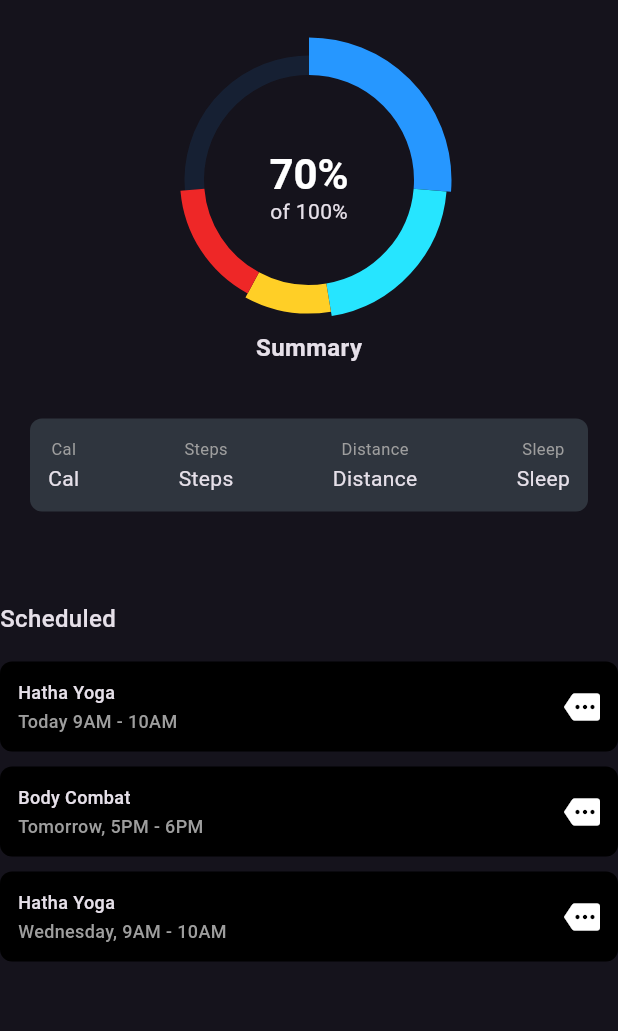
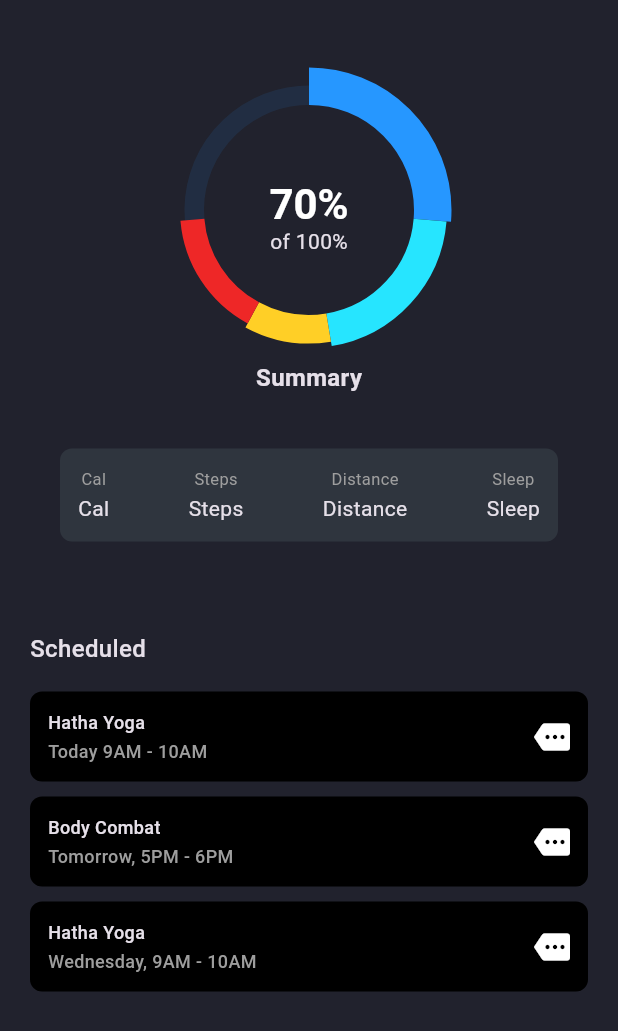
Before and after one commit to romelt777/fitness_dashboard_ui, a Flutter app: the SummaryWidget widget shown alone on an empty page, opened directly, on a phone screen of 412 x 824 dp. Shown: the top 1031 px of the screen. Run offline on Flutter 3.47's test engine with Material 3 defaults, Android fonts, the phone set to English and light mode, and no system bars; drawn by our look-alikes of fl_chart.

Commit message:
changed spacing for summary

```diff
--- a/lib/widgets/summary_widget.dart
+++ b/lib/widgets/summary_widget.dart
@@ -1,3 +1,4 @@
+import 'package:fitness_dashboard_ui/const/constant.dart';
 import 'package:fitness_dashboard_ui/widgets/pie_chart_widget.dart';
 import 'package:fitness_dashboard_ui/widgets/scheduled_widget.dart';
 import 'package:fitness_dashboard_ui/widgets/summary_details_widget.dart';
@@ -9,6 +10,11 @@ class SummaryWidget extends StatelessWidget {
   @override
   Widget build(BuildContext context) {
     return Container(
+      decoration: const BoxDecoration(
+        color: cardBackgroundColor
+      ),
+      child: Padding(
+        padding: const EdgeInsets.all(20.0),
         child: Column(
           children: [
             SizedBox(height: 20),
@@ -28,6 +34,7 @@ class SummaryWidget extends StatelessWidget {
             SizedBox(height: 40),
             Scheduled(),
           ],
+        ),
       )
     );
   }
```
Lines whose indentation alone changed are shown as unchanged.
